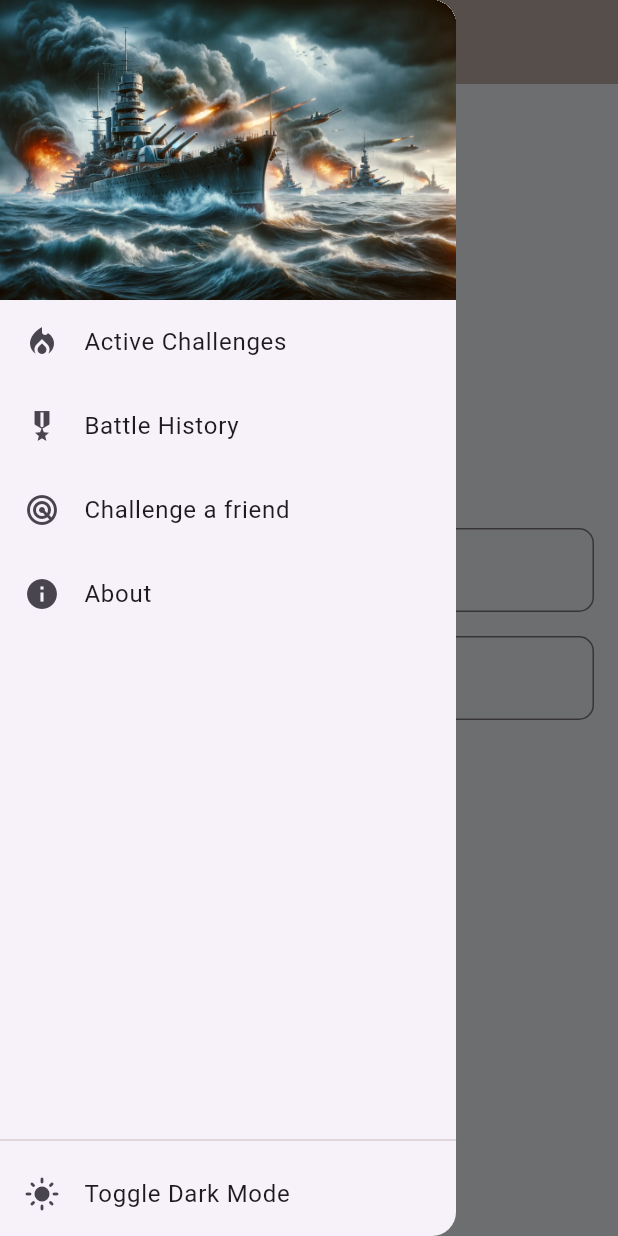
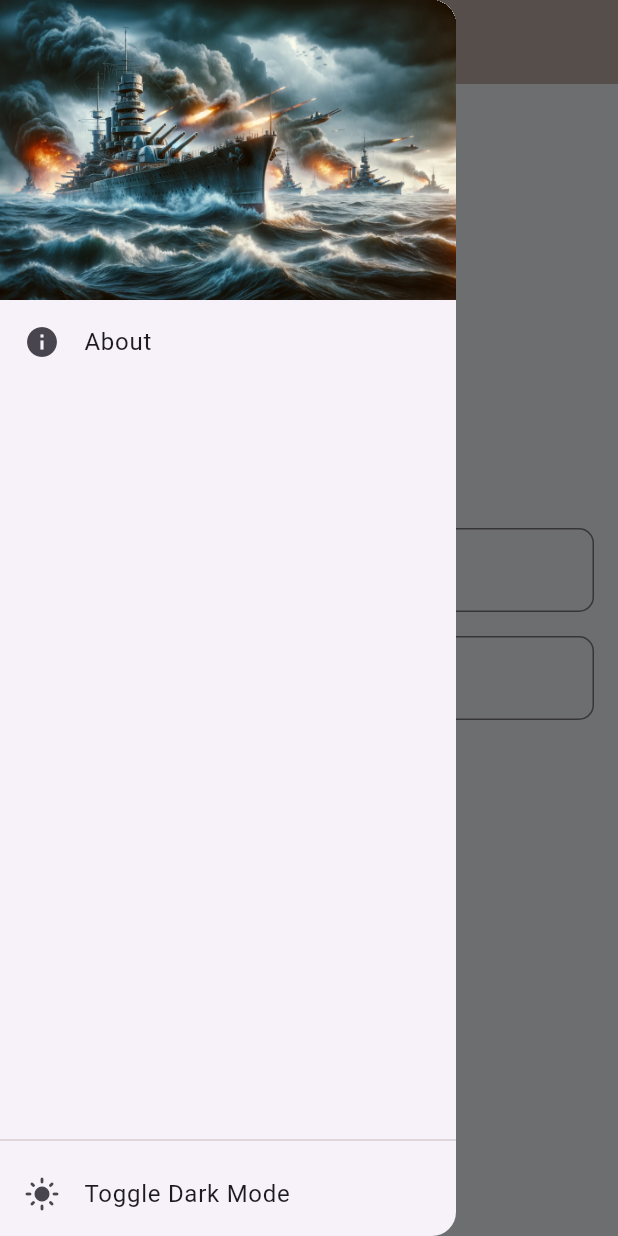
Before and after one commit to dragospaulpop-teach/flutter-battleships, a Flutter app: the screen it shows after launch, in the side drawer, after a tap on "Sign up", on a phone screen of 412 x 824 dp. Run offline on Flutter 3.47's test engine with Material 2 defaults, Android fonts, the light colour scheme and no system bars; our stand-ins replace cloud_firestore, firebase_auth, firebase_core, firebase_messaging, shared_preferences; accounts and stored records are empty; generated files the repository leaves out were written again.

Commit message:
navigation guards

```diff
--- a/lib/components/app_drawer.dart
+++ b/lib/components/app_drawer.dart
@@ -115,6 +115,7 @@ class AppDrawer extends StatelessWidget {
               child: ListView(
                 padding: EdgeInsets.zero,
                 children: [
+                  if (auth.user != null)
                     ListTile(
                       leading: const Icon(Icons.local_fire_department),
                       title: const Text("Active Challenges"),
@@ -123,6 +124,7 @@ class AppDrawer extends StatelessWidget {
                         Navigator.pushNamed(context, '/challenges');
                       },
                     ),
+                  if (auth.user != null)
                     ListTile(
                       leading: const Icon(Icons.military_tech),
                       title: const Text("Battle History"),
@@ -131,12 +133,22 @@ class AppDrawer extends StatelessWidget {
                         Navigator.pushNamed(context, '/history');
                       },
                     ),
+                  if (auth.user != null)
                     ListTile(
                       leading: const Icon(Icons.radar),
                       title: const Text("Challenge a friend"),
                       onTap: () {
                         Navigator.pop(context);
                         Navigator.pushNamed(context, '/users');
+                      },
+                    ),
+                  if (auth.user != null)
+                    ListTile(
+                      leading: const Icon(Icons.notifications),
+                      title: const Text("Notifications"),
+                      onTap: () {
+                        Navigator.pop(context);
+                        Navigator.pushNamed(context, '/notifications');
                       },
                     ),
                   ListTile(
--- /dev/null
+++ b/lib/components/appbar_widget.dart
@@ -0,0 +1,52 @@
+import 'package:flutter/material.dart';
+import 'package:flutter_battleships/state/auth_notifier.dart';
+import 'package:flutter_battleships/state/notifications_service.dart';
+import 'package:provider/provider.dart';
+
+class AppbarWidget extends StatelessWidget implements PreferredSizeWidget {
+  final String title;
+  const AppbarWidget({super.key, required this.title});
+
+  @override
+  Widget build(BuildContext context) {
+    return AppBarContent(title: title);
+  }
+
+  @override
+  Size get preferredSize =>
+      Size.fromHeight(kToolbarHeight); // AppBar's default height
+}
+
+class AppBarContent extends StatelessWidget {
+  final String title;
+  const AppBarContent({super.key, required this.title});
+
+  @override
+  Widget build(BuildContext context) {
+    return Consumer<AuthNotifier>(builder: (context, auth, child) {
+      return AppBar(
+        title: Text(title),
+        actions: auth.user != null
+            ? [
+                Consumer<NotificationsService>(
+                    builder: (context, notifications, child) {
+                  return IconButton(
+                    onPressed: () {
+                      Navigator.pushNamed(context, '/notifications');
+                    },
+                    icon: Badge(
+                      label: Text(notifications.messages.length.toString()),
+                      child: Icon(Icons.notifications),
+                    ),
+                  );
+                }),
+                IconButton(
+                  onPressed: () => auth.signOut(),
+                  icon: Icon(Icons.logout),
+                ),
+              ]
+            : [],
+      );
+    });
+  }
+}
--- a/lib/components/battle_history.dart
+++ /dev/null
@@ -1,39 +0,0 @@
-import 'package:flutter/material.dart';
-import 'package:flutter_battleships/state/auth_notifier.dart';
-
-class BattleHistory extends StatelessWidget {
-  const BattleHistory({super.key, required this.auth});
-
-  final AuthNotifier auth;
-
-  @override
-  Widget build(BuildContext context) {
-    return SingleChildScrollView(
-      child: Column(
-        mainAxisSize: MainAxisSize.min,
-        children: [
-          Text(
-            "Welcome back to Naval Clash, ${auth.user!.displayName}!",
-            style: Theme.of(context).textTheme.headlineLarge,
-            textAlign: TextAlign.center,
-          ),
-          const SizedBox(height: 32),
-          OutlinedButton(
-            child: const Text('Active Challanges'),
-            onPressed: () => Navigator.of(context).pushNamed('/challenges'),
-          ),
-          const SizedBox(height: 32),
-          OutlinedButton(
-            child: const Text('Battle History'),
-            onPressed: () => Navigator.of(context).pushNamed('/history'),
-          ),
-          const SizedBox(height: 32),
-          OutlinedButton(
-            child: const Text('Challenge a friend'),
-            onPressed: () => Navigator.of(context).pushNamed('/users'),
-          ),
-        ],
-      ),
-    );
-  }
-}
--- a/lib/components/login_or_signup_form.dart
+++ /dev/null
@@ -1,27 +0,0 @@
-import 'package:flutter/material.dart';
-import 'package:flutter_battleships/components/login_form.dart';
-import 'package:flutter_battleships/components/signup_form.dart';
-
-class LoginOrSignupForm extends StatefulWidget {
-  const LoginOrSignupForm({super.key});
-
-  @override
-  State<LoginOrSignupForm> createState() => _LoginOrSignupFormState();
-}
-
-class _LoginOrSignupFormState extends State<LoginOrSignupForm> {
-  String _mode = 'login';
-
-  void switchForms() {
-    setState(() {
-      _mode = _mode == 'login' ? 'signup' : 'login';
-    });
-  }
-
-  @override
-  Widget build(BuildContext context) {
-    return _mode == 'login'
-        ? LoginForm(switchForms: switchForms)
-        : SignupForm(switchForms: switchForms);
-  }
-}
--- a/lib/config/theme.dart
+++ b/lib/config/theme.dart
@@ -6,6 +6,10 @@ class ThemeConfiguration {
     brightness: Brightness.light,
     scaffoldBackgroundColor: Colors.blueGrey[50],
     primaryColor: Colors.brown[200],
+    badgeTheme: BadgeThemeData(
+      backgroundColor: Colors.brown[900],
+      textColor: Colors.white,
+    ),
     appBarTheme: AppBarTheme(
       elevation: 0.0,
       color: Colors.brown[200],
@@ -20,8 +24,12 @@ class ThemeConfiguration {
   static ThemeData darkTheme = ThemeData.dark().copyWith(
     useMaterial3: true,
     brightness: Brightness.dark,
+    scaffoldBackgroundColor: Colors.blueGrey[900],
     primaryColor: Colors.brown[900],
-    scaffoldBackgroundColor: Colors.blueGrey[900],
+    badgeTheme: BadgeThemeData(
+      backgroundColor: Colors.brown[200],
+      textColor: Colors.white,
+    ),
     appBarTheme: AppBarTheme(
       color: Colors.brown[900],
       elevation: 0.0,
--- a/lib/main.dart
+++ b/lib/main.dart
@@ -3,9 +3,11 @@ import 'package:flutter/material.dart';
 import 'package:flutter_battleships/config/theme.dart';
 import 'package:flutter_battleships/firebase_options.dart';
 import 'package:flutter_battleships/router.dart';
+import 'package:flutter_battleships/state/auth_notifier.dart';
 import 'package:flutter_battleships/state/notifications_service.dart';
+import 'package:provider/provider.dart';
 
-final navigatorKey = GlobalKey<NavigatorState>();
+final GlobalKey<NavigatorState> navigatorKey = GlobalKey<NavigatorState>();
 
 void main() async {
   WidgetsFlutterBinding.ensureInitialized();
@@ -14,7 +16,15 @@ void main() async {
     options: DefaultFirebaseOptions.currentPlatform,
   );
 
-  runApp(const MainApp());
+  runApp(
+    MultiProvider(
+      providers: [
+        ChangeNotifierProvider(create: (context) => AuthNotifier()),
+        ChangeNotifierProvider(create: (context) => NotificationsService()),
+      ],
+      child: const MainApp(),
+    ),
+  );
 }
 
 class MainApp extends StatefulWidget {
@@ -31,8 +41,21 @@ class _MainAppState extends State<MainApp> {
   @override
   void initState() {
     super.initState();
+
     // Initialize based on system preference
     WidgetsBinding.instance.addPostFrameCallback((_) {
+      final authNotifier = Provider.of<AuthNotifier>(context, listen: false);
+
+      authNotifier.addListener(() {
+        if (authNotifier.user == null) {
+          navigatorKey.currentState
+              ?.pushNamedAndRemoveUntil('/login', (route) => false);
+        } else {
+          navigatorKey.currentState
+              ?.pushNamedAndRemoveUntil('/', (route) => false);
+        }
+      });
+
       setState(() {
         isDarkMode =
             MediaQuery.of(context).platformBrightness == Brightness.dark;
@@ -50,9 +73,10 @@ class _MainAppState extends State<MainApp> {
   Widget build(BuildContext context) {
     return MaterialApp(
       navigatorKey: navigatorKey,
-      routes:
-          AppRouter(context: context, toggleDarkMode: toggleDarkMode).routes,
       initialRoute: '/',
+      onGenerateRoute:
+          AppRouter(context: context, toggleDarkMode: toggleDarkMode)
+              .generateRoute,
       debugShowCheckedModeBanner: false,
       title: 'Flutter Battleships Demo',
       theme: ThemeConfiguration.theme,
--- /dev/null
+++ b/lib/models/message.dart
@@ -0,0 +1,9 @@
+import 'package:cloud_firestore/cloud_firestore.dart';
+
+class Message {
+  final String title;
+  final String body;
+  final Timestamp timestamp;
+
+  Message({required this.title, required this.body, required this.timestamp});
+}
--- a/lib/pages/about_page.dart
+++ b/lib/pages/about_page.dart
@@ -1,4 +1,5 @@
 import 'package:flutter/material.dart';
+import 'package:flutter_battleships/components/appbar_widget.dart';
 
 class AboutPage extends StatelessWidget {
   const AboutPage({super.key});
@@ -6,9 +7,7 @@ class AboutPage extends StatelessWidget {
   @override
   Widget build(BuildContext context) {
     return Scaffold(
-      appBar: AppBar(
-        title: const Text('About'),
-      ),
+      appBar: AppbarWidget(title: 'About'),
       body: SafeArea(
         child: Center(
           child: SingleChildScrollView(
--- a/lib/pages/challenges_page.dart
+++ b/lib/pages/challenges_page.dart
@@ -1,12 +1,11 @@
-import 'package:firebase_auth/firebase_auth.dart';
 import 'package:flutter/material.dart';
 import 'package:cloud_firestore/cloud_firestore.dart';
+import 'package:flutter_battleships/components/appbar_widget.dart';
 import 'package:flutter_battleships/state/battles_notifier.dart';
 
 class ChallengesPage extends StatelessWidget {
   ChallengesPage({super.key});
 
-  final FirebaseAuth _auth = FirebaseAuth.instance;
   final BattlesNotifier _battlesNotifier = BattlesNotifier();
 
   // Future<void> deleteChallenge(BuildContext context, String challengeId) {
@@ -60,9 +59,7 @@ class ChallengesPage extends StatelessWidget {
   @override
   Widget build(BuildContext context) {
     return Scaffold(
-      appBar: AppBar(
-        title: const Text('Challenges'),
-      ),
+      appBar: AppbarWidget(title: 'Challenges'),
       body: Column(
         mainAxisSize: MainAxisSize.max,
         children: [
--- a/lib/pages/history_page.dart
+++ b/lib/pages/history_page.dart
@@ -1,4 +1,5 @@
 import 'package:flutter/material.dart';
+import 'package:flutter_battleships/components/appbar_widget.dart';
 
 class HistoryPage extends StatelessWidget {
   const HistoryPage({super.key});
@@ -6,9 +7,7 @@ class HistoryPage extends StatelessWidget {
   @override
   Widget build(BuildContext context) {
     return Scaffold(
-      appBar: AppBar(
-        title: const Text('History'),
-      ),
+      appBar: AppbarWidget(title: 'History'),
       body: const SafeArea(
         child: Center(
           child: Text("History"),
--- a/lib/pages/home_page.dart
+++ b/lib/pages/home_page.dart
@@ -1,7 +1,6 @@
 import 'package:flutter/material.dart';
 import 'package:flutter_battleships/components/app_drawer.dart';
-import 'package:flutter_battleships/components/battle_history.dart';
-import 'package:flutter_battleships/components/login_or_signup_form.dart';
+import 'package:flutter_battleships/components/appbar_widget.dart';
 import 'package:flutter_battleships/state/auth_notifier.dart';
 import 'package:provider/provider.dart';
 
@@ -12,21 +11,39 @@ class HomePage extends StatelessWidget {
 
   @override
   Widget build(BuildContext context) {
-    return ChangeNotifierProvider(
-      create: (context) => AuthNotifier(),
-      child: Scaffold(
-        appBar: AppBar(
-          title: const Text('Naval Clash'),
-        ),
-        drawer: AppDrawer(toggleDarkMode: toggleDarkMode),
-        body: SafeArea(
-          child: Center(
-            child: Consumer<AuthNotifier>(
-              builder: (context, auth, child) {
-                return auth.user != null
-                    ? BattleHistory(auth: auth)
-                    : const LoginOrSignupForm();
-              },
+    final AuthNotifier auth = Provider.of<AuthNotifier>(context, listen: false);
+
+    return Scaffold(
+      appBar: AppbarWidget(title: 'Naval Clash'),
+      drawer: AppDrawer(toggleDarkMode: toggleDarkMode),
+      body: SafeArea(
+        child: Center(
+          child: SingleChildScrollView(
+            child: Column(
+              mainAxisSize: MainAxisSize.min,
+              children: [
+                Text(
+                  "Welcome back to Naval Clash, ${auth.user!.displayName}!",
+                  style: Theme.of(context).textTheme.headlineLarge,
+                  textAlign: TextAlign.center,
+                ),
+                const SizedBox(height: 32),
+                OutlinedButton(
+                  child: const Text('Challange Requests'),
+                  onPressed: () =>
+                      Navigator.of(context).pushNamed('/challenges'),
+                ),
+                const SizedBox(height: 32),
+                OutlinedButton(
+                  child: const Text('Battle History'),
+                  onPressed: () => Navigator.of(context).pushNamed('/history'),
+                ),
+                const SizedBox(height: 32),
+                OutlinedButton(
+                  child: const Text('Challenge a friend'),
+                  onPressed: () => Navigator.of(context).pushNamed('/users'),
+                ),
+              ],
             ),
           ),
         ),
--- /dev/null
+++ b/lib/pages/login_or_signup_page.dart
@@ -0,0 +1,43 @@
+import 'package:flutter/material.dart';
+import 'package:flutter_battleships/components/app_drawer.dart';
+import 'package:flutter_battleships/components/appbar_widget.dart';
+import 'package:flutter_battleships/components/login_form.dart';
+import 'package:flutter_battleships/components/signup_form.dart';
+
+class LoginOrSignupPage extends StatefulWidget {
+  const LoginOrSignupPage({super.key, required this.toggleDarkMode});
+
+  final VoidCallback? toggleDarkMode;
+
+  @override
+  State<LoginOrSignupPage> createState() => _LoginOrSignupPageState();
+}
+
+class _LoginOrSignupPageState extends State<LoginOrSignupPage> {
+  String _mode = 'login';
+
+  void switchForms() {
+    setState(() {
+      _mode = _mode == 'login' ? 'signup' : 'login';
+    });
+  }
+
+  @override
+  Widget build(BuildContext context) {
+    return Scaffold(
+      appBar: AppbarWidget(title: 'Login or Signup'),
+      drawer: AppDrawer(toggleDarkMode: widget.toggleDarkMode),
+      body: SafeArea(
+        child: Center(
+          child: SingleChildScrollView(
+            child: Column(children: [
+              _mode == 'login'
+                  ? LoginForm(switchForms: switchForms)
+                  : SignupForm(switchForms: switchForms),
+            ]),
+          ),
+        ),
+      ),
+    );
+  }
+}
--- a/lib/pages/users_page.dart
+++ b/lib/pages/users_page.dart
@@ -1,6 +1,7 @@
 import 'package:cloud_firestore/cloud_firestore.dart';
 import 'package:firebase_auth/firebase_auth.dart';
 import 'package:flutter/material.dart';
+import 'package:flutter_battleships/components/appbar_widget.dart';
 import 'package:flutter_battleships/state/battles_notifier.dart';
 
 class UsersPage extends StatelessWidget {
@@ -44,9 +45,7 @@ class UsersPage extends StatelessWidget {
   @override
   Widget build(BuildContext context) {
     return Scaffold(
-      appBar: AppBar(
-        title: const Text('Users'),
-      ),
+      appBar: AppbarWidget(title: 'Users'),
       body: StreamBuilder<QuerySnapshot>(
         stream: FirebaseFirestore.instance.collection('users').snapshots(),
         builder: (BuildContext context, AsyncSnapshot<QuerySnapshot> snapshot) {
--- a/lib/router.dart
+++ b/lib/router.dart
@@ -3,23 +3,54 @@ import 'package:flutter_battleships/pages/about_page.dart';
 import 'package:flutter_battleships/pages/challenges_page.dart';
 import 'package:flutter_battleships/pages/history_page.dart';
 import 'package:flutter_battleships/pages/home_page.dart';
+import 'package:flutter_battleships/pages/login_or_signup_page.dart';
+import 'package:flutter_battleships/pages/notifications_page.dart';
 import 'package:flutter_battleships/pages/users_page.dart';
+import 'package:flutter_battleships/state/auth_notifier.dart';
+import 'package:provider/provider.dart';
 
 class AppRouter {
   AppRouter({required this.context, required this.toggleDarkMode}) {
-    items = {
+    routes = {
       '/': (context) => HomePage(toggleDarkMode: toggleDarkMode),
       '/about': (context) => const AboutPage(),
       '/challenges': (context) => ChallengesPage(),
+      '/notifications': (context) => NotificationsPage(),
       '/history': (context) => const HistoryPage(),
       '/users': (context) => UsersPage(),
+      '/login': (context) => LoginOrSignupPage(
+            toggleDarkMode: toggleDarkMode,
+          )
     };
   }
 
   final BuildContext context;
   final VoidCallback? toggleDarkMode;
 
-  late Map<String, Widget Function(BuildContext)> items;
+  late Map<String, Widget Function(BuildContext)> routes;
 
-  Map<String, Widget Function(BuildContext)> get routes => items;
+  Route<dynamic>? generateRoute(RouteSettings settings) {
+    final routeBuilder = routes[settings.name];
+
+    final AuthNotifier auth = Provider.of<AuthNotifier>(context, listen: false);
+
+    if (auth.user == null &&
+        settings.name != '/login' &&
+        settings.name != '/about') {
+      return MaterialPageRoute(
+        builder: (context) => LoginOrSignupPage(
+          toggleDarkMode: toggleDarkMode,
+        ),
+      );
+    }
+
+    if (routeBuilder != null) {
+      return MaterialPageRoute(
+        builder: (context) => routeBuilder(context),
+        settings: settings,
+      );
+    }
+
+    return null;
+  }
 }
--- a/lib/state/auth_notifier.dart
+++ b/lib/state/auth_notifier.dart
@@ -16,14 +16,14 @@ class AuthNotifier extends ChangeNotifier {
       _user = user;
 
       if (user != null) {
-        await setUpNotificationsServcie();
+        await setUpNotificationsService();
       }
 
       notifyListeners();
     });
   }
 
-  Future<void> setUpNotificationsServcie() async {
+  Future<void> setUpNotificationsService() async {
     // initialize notifications
     final notificationsService = NotificationsService();
     await notificationsService.initialize();
--- a/lib/state/notifications_service.dart
+++ b/lib/state/notifications_service.dart
@@ -1,13 +1,16 @@
 import 'package:cloud_firestore/cloud_firestore.dart';
 import 'package:firebase_auth/firebase_auth.dart';
 import 'package:firebase_messaging/firebase_messaging.dart';
-import 'package:flutter_battleships/main.dart';
+import 'package:flutter/material.dart';
+import 'package:flutter_battleships/models/message.dart';
 import 'package:flutter_battleships/state/preferences_service.dart';
 
-class NotificationsService {
+class NotificationsService extends ChangeNotifier {
   final _firebaseMessaging = FirebaseMessaging.instance;
   final FirebaseFirestore _firestore = FirebaseFirestore.instance;
   final FirebaseAuth _auth = FirebaseAuth.instance;
+
+  final List<Message> messages = [];
 
   Future<void> initialize() async {
     NotificationSettings settings =
@@ -31,9 +34,13 @@ class NotificationsService {
 
   void handleMessage(RemoteMessage? message) {
     if (message != null) {
-      navigatorKey.currentState!.pushNamed(
-        '/challenges',
-      );
+      messages.add(Message(
+        title: message.notification!.title!,
+        body: message.notification!.body!,
+        timestamp: Timestamp.fromDate(message.sentTime!),
+      ));
+
+      notifyListeners();
     }
   }
 
```
Also changed, not shown: lib/pages/notifications_page.dart (added, +44 -0 lines), lib/pages/signup.dart (deleted). Lines whose indentation alone changed are shown as unchanged.
